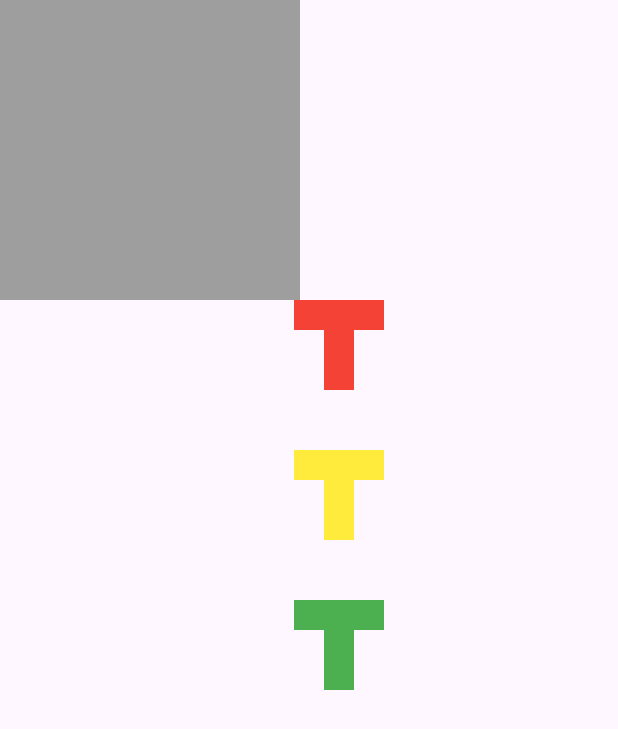
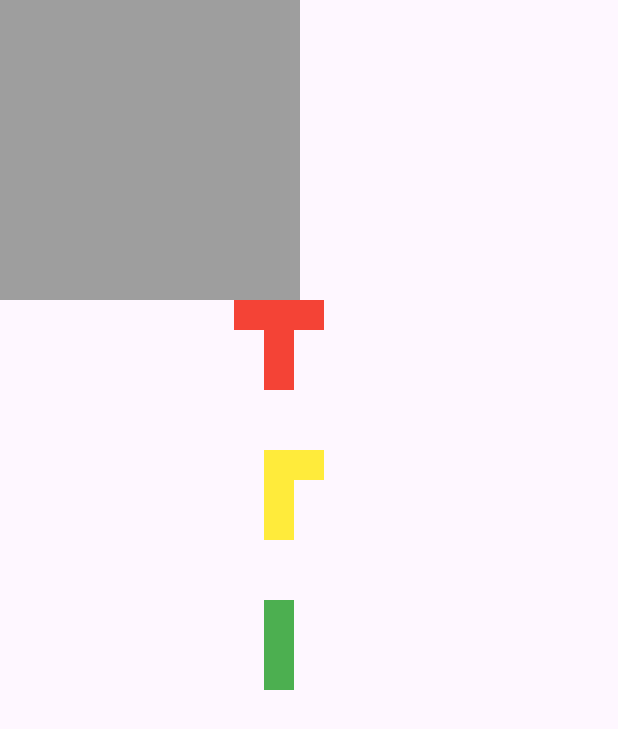
Before and after one commit to Toffuh/puzzlepause, a Flutter app: the Game screen opened by its route, on a phone screen of 412 x 824 dp. Shown: the top 729 px of the screen. Run offline on Flutter 3.47's test engine with Material 3 defaults, Android fonts, the phone set to English and light mode, and no system bars.

Commit message:
add more tile types

```diff
--- a/lib/components/game/tileDisplay.dart
+++ b/lib/components/game/tileDisplay.dart
@@ -15,7 +15,7 @@ class TileDisplay extends StatelessWidget {
         children: [
           for (var positions in tile.relativPositions)
             Positioned(
-                right: (20 * positions.x).toDouble(),
+                left: (20 * positions.x).toDouble(),
                 top: (20 * positions.y).toDouble(),
                 width: 20,
                 height: 20,
--- a/lib/game/tile.dart
+++ b/lib/game/tile.dart
@@ -4,6 +4,8 @@ import '../util/position.dart';
 
 class Tile {
   final Color _color;
+
+  //always can currently not have negativ values because of rendering
   late final List<Position> _relativPositions;
 
   Tile.pieceT(this._color) {
@@ -16,6 +18,23 @@ class Tile {
     ];
   }
 
+  Tile.pieceL(this._color) {
+    _relativPositions = [
+      Position(1, 1),
+      Position(1, 2),
+      Position(1, 0),
+      Position(2, 0)
+    ];
+  }
+
+  Tile.pieceLine(this._color) {
+    _relativPositions = [
+      Position(1, 1),
+      Position(1, 2),
+      Position(1, 0),
+    ];
+  }
+
   Color get color => _color;
 
   List<Position> get relativPositions => _relativPositions;
--- a/lib/pages/game.dart
+++ b/lib/pages/game.dart
@@ -23,8 +23,8 @@ class _GameState extends State<Game> {
 
     openTiles = [
       Tile.pieceT(Colors.red),
-      Tile.pieceT(Colors.yellow),
-      Tile.pieceT(Colors.green)
+      Tile.pieceL(Colors.yellow),
+      Tile.pieceLine(Colors.green)
     ];
 
     super.initState();
```
